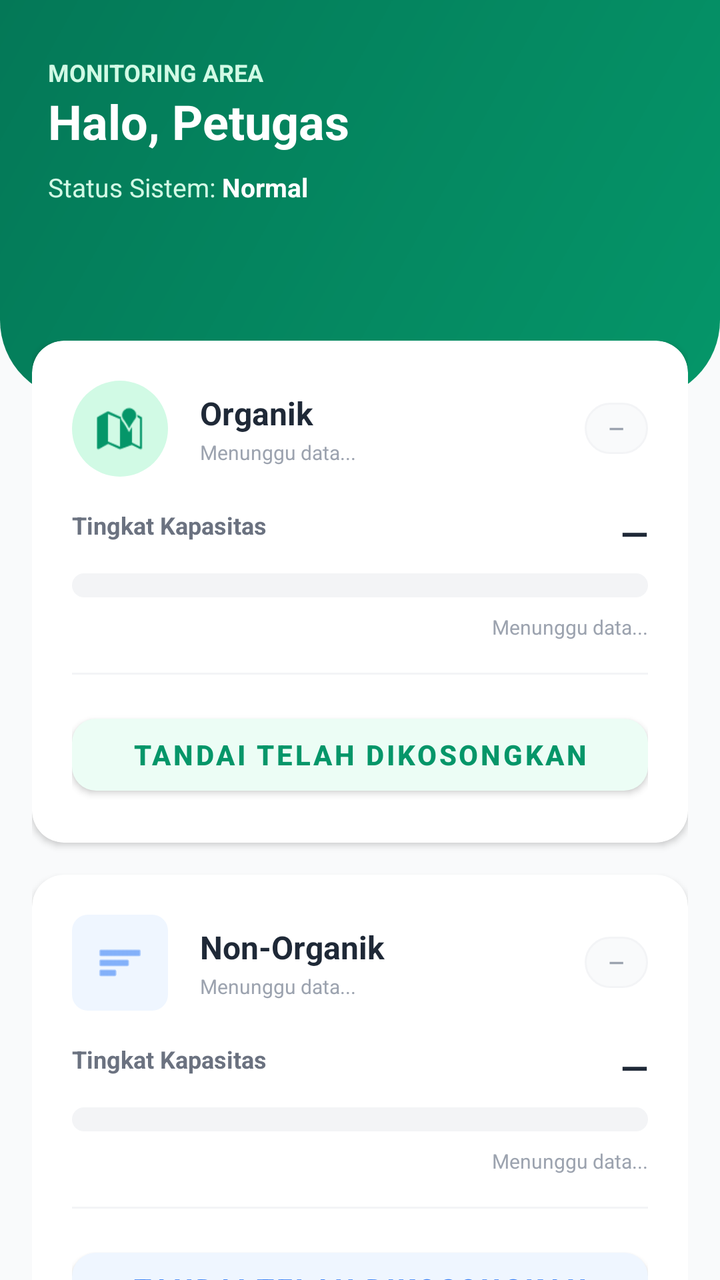
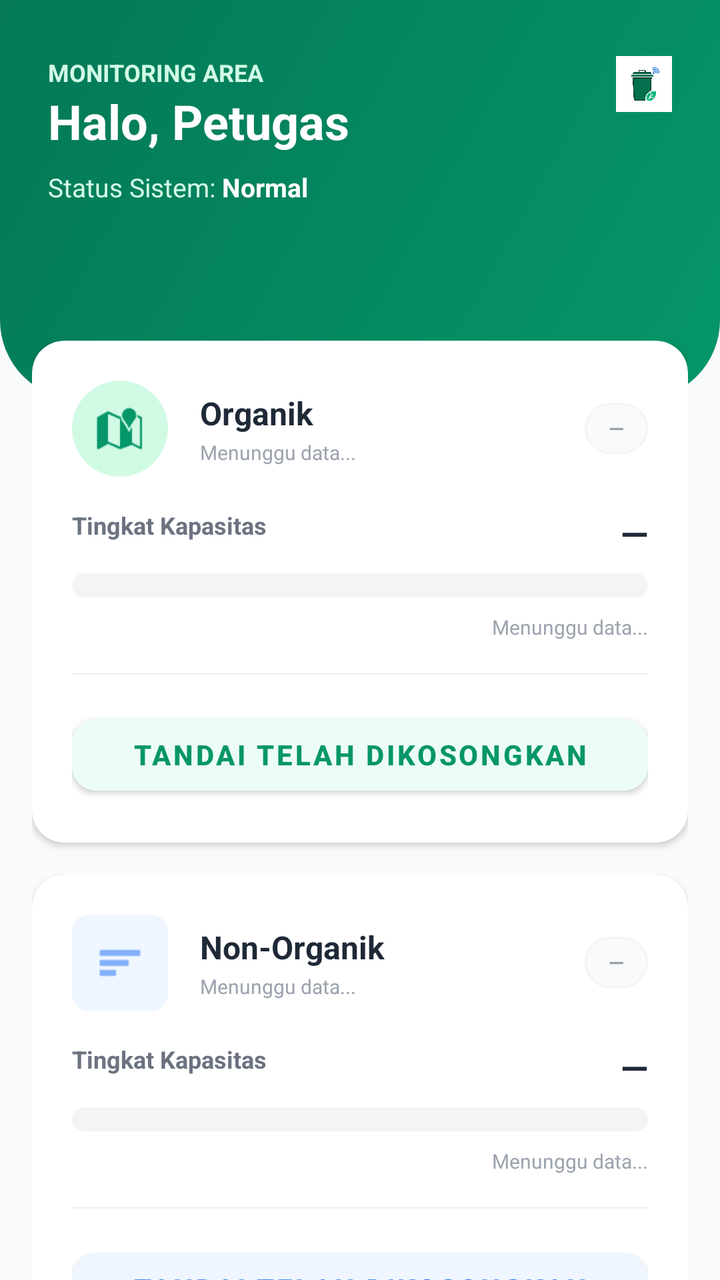

Screens rendered from an Android XML layout before and after an edit, with the pre-edit source and the edit as a unified diff.
<!-- AndroidManifest.xml: application theme Theme.CleanBanar -->
<!-- res/layout/fragment_petugas_dashboard.xml -->
<?xml version="1.0" encoding="utf-8"?>
<androidx.core.widget.NestedScrollView xmlns:android="http://schemas.android.com/apk/res/android"
    xmlns:app="http://schemas.android.com/apk/res-auto"
    xmlns:tools="http://schemas.android.com/tools"
    android:layout_width="match_parent"
    android:layout_height="match_parent"
    android:background="@color/gray_50"
    tools:context=".features.dashboard.PetugasDashboardFragment">

    <androidx.constraintlayout.widget.ConstraintLayout
        android:layout_width="match_parent"
        android:layout_height="wrap_content"
        android:paddingBottom="24dp">

        
        <FrameLayout
            android:id="@+id/headerBlock"
            android:layout_width="match_parent"
            android:layout_height="200dp"
            android:background="@drawable/header_gradient_bg"
            app:layout_constraintTop_toTopOf="parent" />

        <TextView
            android:id="@+id/tvOverviewTitle"
            android:layout_width="wrap_content"
            android:layout_height="wrap_content"
            android:text="MONITORING AREA"
            android:textColor="@color/emerald_100"
            android:textSize="12sp"
            android:textStyle="bold"
            android:layout_marginStart="24dp"
            android:layout_marginTop="28dp"
            app:layout_constraintStart_toStartOf="parent"
            app:layout_constraintTop_toTopOf="parent" />

        <TextView
            android:id="@+id/tvStaffTitle"
            android:layout_width="wrap_content"
            android:layout_height="wrap_content"
            android:text="Halo, Petugas"
            android:textColor="@color/white"
            android:textSize="24sp"
            android:textStyle="bold"
            app:layout_constraintStart_toStartOf="@id/tvOverviewTitle"
            app:layout_constraintTop_toBottomOf="@id/tvOverviewTitle" />

        <TextView
            android:id="@+id/tvStatusLabel"
            android:layout_width="wrap_content"
            android:layout_height="wrap_content"
            android:text="Status Sistem:"
            android:textColor="@color/emerald_100"
            android:textSize="13sp"
            android:layout_marginTop="8dp"
            app:layout_constraintStart_toStartOf="@id/tvStaffTitle"
            app:layout_constraintTop_toBottomOf="@id/tvStaffTitle" />

        <TextView
            android:id="@+id/tvStatus"
            android:layout_width="wrap_content"
            android:layout_height="wrap_content"
            android:text=" Normal"
            android:textColor="@color/white"
            android:textSize="13sp"
            android:textStyle="bold"
            app:layout_constraintStart_toEndOf="@id/tvStatusLabel"
            app:layout_constraintTop_toTopOf="@id/tvStatusLabel" />

        
        <LinearLayout
            android:id="@+id/contentContainer"
            android:layout_width="match_parent"
            android:layout_height="wrap_content"
            android:orientation="vertical"
            android:paddingHorizontal="16dp"
            android:layout_marginTop="-30dp"
            app:layout_constraintTop_toBottomOf="@id/headerBlock">

            
            <com.google.android.material.card.MaterialCardView
                android:layout_width="match_parent"
                android:layout_height="wrap_content"
                app:cardCornerRadius="16dp"
                app:cardElevation="2dp"
                android:layout_marginBottom="16dp"
                app:cardBackgroundColor="@color/white">
                <LinearLayout
                    android:layout_width="match_parent"
                    android:layout_height="wrap_content"
                    android:orientation="vertical"
                    android:padding="20dp">

                    <RelativeLayout
                        android:layout_width="match_parent"
                        android:layout_height="wrap_content"
                        android:layout_marginBottom="16dp">

                        <ImageView
                            android:id="@+id/icOrganik"
                            android:layout_width="48dp"
                            android:layout_height="48dp"
                            android:src="@android:drawable/ic_dialog_map"
                            android:background="@drawable/leaf_bg"
                            app:tint="@color/emerald_600"
                            android:padding="12dp"
                            android:layout_centerVertical="true"
                            android:contentDescription="Organik" />

                        <LinearLayout
                            android:layout_width="wrap_content"
                            android:layout_height="wrap_content"
                            android:orientation="vertical"
                            android:layout_toEndOf="@id/icOrganik"
                            android:layout_marginStart="16dp"
                            android:layout_centerVertical="true">
                            <TextView
                                android:layout_width="wrap_content"
                                android:layout_height="wrap_content"
                                android:text="Organik"
                                android:textStyle="bold"
                                android:textSize="16sp"
                                android:textColor="@color/gray_800" />
                            <TextView
                                android:id="@+id/tvOrganikUpdate"
                                android:layout_width="wrap_content"
                                android:layout_height="wrap_content"
                                android:text="Menunggu data..."
                                android:textSize="10sp"
                                android:textColor="@color/gray_400"
                                android:layout_marginTop="2dp" />
                        </LinearLayout>

                        <TextView
                            android:id="@+id/tvOrganikBadge"
                            android:layout_width="wrap_content"
                            android:layout_height="wrap_content"
                            android:text="—"
                            android:textSize="10sp"
                            android:textStyle="bold"
                            android:textColor="@color/gray_400"
                            android:background="@drawable/edit_text_bg"
                            android:paddingHorizontal="12dp"
                            android:paddingVertical="6dp"
                            android:layout_alignParentEnd="true"
                            android:layout_centerVertical="true" />
                    </RelativeLayout>

                    <RelativeLayout
                        android:layout_width="match_parent"
                        android:layout_height="wrap_content"
                        android:layout_marginBottom="8dp">
                        <TextView
                            android:layout_width="wrap_content"
                            android:layout_height="wrap_content"
                            android:text="Tingkat Kapasitas"
                            android:textStyle="bold"
                            android:textSize="12sp"
                            android:textColor="@color/gray_500" />
                        <TextView
                            android:id="@+id/tvOrganikPercent"
                            android:layout_width="wrap_content"
                            android:layout_height="wrap_content"
                            android:text="—"
                            android:textStyle="bold"
                            android:textSize="18sp"
                            android:textColor="@color/gray_800"
                            android:layout_alignParentEnd="true" />
                    </RelativeLayout>

                    <ProgressBar
                        android:id="@+id/progressOrganik"
                        android:layout_width="match_parent"
                        android:layout_height="12dp"
                        style="?android:attr/progressBarStyleHorizontal"
                        android:progress="0"
                        android:progressDrawable="@drawable/progress_bar_green"
                        android:layout_marginBottom="8dp"/>

                    <TextView
                        android:id="@+id/tvOrganikStatus"
                        android:layout_width="match_parent"
                        android:layout_height="wrap_content"
                        android:text="Menunggu data..."
                        android:textAlignment="viewEnd"
                        android:textSize="10sp"
                        android:textColor="@color/gray_400"
                        android:layout_marginBottom="16dp" />

                    <View
                        android:layout_width="match_parent"
                        android:layout_height="1dp"
                        android:background="@color/gray_100"
                        android:layout_marginBottom="16dp"/>

                    <com.google.android.material.button.MaterialButton
                        android:id="@+id/btnEmptyOrganik"
                        android:layout_width="match_parent"
                        android:layout_height="48dp"
                        android:text="Tandai Telah Dikosongkan"
                        android:textColor="@color/emerald_600"
                        android:textStyle="bold"
                        app:backgroundTint="@color/emerald_50"
                        app:elevation="0dp"
                        app:cornerRadius="12dp" />
                </LinearLayout>
            </com.google.android.material.card.MaterialCardView>

            
            <com.google.android.material.card.MaterialCardView
                android:layout_width="match_parent"
                android:layout_height="wrap_content"
                app:cardCornerRadius="16dp"
                app:cardElevation="2dp"
                app:cardBackgroundColor="@color/white">
                <LinearLayout
                    android:layout_width="match_parent"
                    android:layout_height="wrap_content"
                    android:orientation="vertical"
                    android:padding="20dp">

                    <RelativeLayout
                        android:layout_width="match_parent"
                        android:layout_height="wrap_content"
                        android:layout_marginBottom="16dp">

                        <ImageView
                            android:id="@+id/icNonOrganik"
                            android:layout_width="48dp"
                            android:layout_height="48dp"
                            android:src="@android:drawable/ic_menu_sort_by_size"
                            android:background="@drawable/badge_blue_bg"
                            app:tint="@color/secondary"
                            android:padding="12dp"
                            android:layout_centerVertical="true"
                            android:contentDescription="Non-Organik" />

                        <LinearLayout
                            android:layout_width="wrap_content"
                            android:layout_height="wrap_content"
                            android:orientation="vertical"
                            android:layout_toEndOf="@id/icNonOrganik"
                            android:layout_marginStart="16dp"
                            android:layout_centerVertical="true">
                            <TextView
                                android:layout_width="wrap_content"
                                android:layout_height="wrap_content"
                                android:text="Non-Organik"
                                android:textStyle="bold"
                                android:textSize="16sp"
                                android:textColor="@color/gray_800" />
                            <TextView
                                android:id="@+id/tvNonOrganikUpdate"
                                android:layout_width="wrap_content"
                                android:layout_height="wrap_content"
                                android:text="Menunggu data..."
                                android:textSize="10sp"
                                android:textColor="@color/gray_400"
                                android:layout_marginTop="2dp" />
                        </LinearLayout>

                        <TextView
                            android:id="@+id/tvNonOrganikBadge"
                            android:layout_width="wrap_content"
                            android:layout_height="wrap_content"
                            android:text="—"
                            android:textSize="10sp"
                            android:textStyle="bold"
                            android:textColor="@color/gray_400"
                            android:background="@drawable/edit_text_bg"
                            android:paddingHorizontal="12dp"
                            android:paddingVertical="6dp"
                            android:layout_alignParentEnd="true"
                            android:layout_centerVertical="true" />
                    </RelativeLayout>

                    <RelativeLayout
                        android:layout_width="match_parent"
                        android:layout_height="wrap_content"
                        android:layout_marginBottom="8dp">
                        <TextView
                            android:layout_width="wrap_content"
                            android:layout_height="wrap_content"
                            android:text="Tingkat Kapasitas"
                            android:textStyle="bold"
                            android:textSize="12sp"
                            android:textColor="@color/gray_500" />
                        <TextView
                            android:id="@+id/tvNonOrganikPercent"
                            android:layout_width="wrap_content"
                            android:layout_height="wrap_content"
                            android:text="—"
                            android:textStyle="bold"
                            android:textSize="18sp"
                            android:textColor="@color/gray_800"
                            android:layout_alignParentEnd="true" />
                    </RelativeLayout>

                    <ProgressBar
                        android:id="@+id/progressNonOrganik"
                        android:layout_width="match_parent"
                        android:layout_height="12dp"
                        style="?android:attr/progressBarStyleHorizontal"
                        android:progress="0"
                        android:progressDrawable="@drawable/progress_bar_amber"
                        android:layout_marginBottom="8dp"/>

                    <TextView
                        android:id="@+id/tvNonOrganikStatus"
                        android:layout_width="match_parent"
                        android:layout_height="wrap_content"
                        android:text="Menunggu data..."
                        android:textAlignment="viewEnd"
                        android:textSize="10sp"
                        android:textColor="@color/gray_400"
                        android:layout_marginBottom="16dp" />

                    <View
                        android:layout_width="match_parent"
                        android:layout_height="1dp"
                        android:background="@color/gray_100"
                        android:layout_marginBottom="16dp"/>

                    <com.google.android.material.button.MaterialButton
                        android:id="@+id/btnEmptyNonOrganik"
                        android:layout_width="match_parent"
                        android:layout_height="48dp"
                        android:text="Tandai Telah Dikosongkan"
                        android:textColor="@color/secondary"
                        android:textStyle="bold"
                        app:backgroundTint="@color/blue_50"
                        app:elevation="0dp"
                        app:cornerRadius="12dp" />
                </LinearLayout>
            </com.google.android.material.card.MaterialCardView>
        </LinearLayout>
    </androidx.constraintlayout.widget.ConstraintLayout>
</androidx.core.widget.NestedScrollView>
<!-- resources referenced by this layout -->
<resources>
  <color name="blue_50">#eff6ff</color>
  <color name="emerald_100">#d1fae5</color>
  <color name="emerald_50">#ecfdf5</color>
  <color name="emerald_600">#059669</color>
  <color name="gray_100">#f3f4f6</color>
  <color name="gray_400">#9ca3af</color>
  <color name="gray_50">#f9fafb</color>
  <color name="gray_500">#6b7280</color>
  <color name="gray_800">#1f2937</color>
  <color name="secondary">#3b82f6</color>
  <color name="white">#ffffff</color>
  <!-- drawable badge_blue_bg (drawable) -->
  <?xml version="1.0" encoding="utf-8"?>
  <shape xmlns:android="http://schemas.android.com/apk/res/android">
      <solid android:color="@color/blue_50"/>
      <corners android:radius="8dp"/>
  </shape>
  <!-- drawable edit_text_bg (drawable) -->
  ﻿<?xml version="1.0" encoding="utf-8"?>
  <shape xmlns:android="http://schemas.android.com/apk/res/android">
      <solid android:color="@color/gray_50" />
      <stroke android:width="1dp" android:color="@color/gray_100" />
      <corners android:radius="16dp" />
  </shape>
  <!-- drawable header_gradient_bg (drawable) -->
  <?xml version="1.0" encoding="utf-8"?>
  <shape xmlns:android="http://schemas.android.com/apk/res/android">
      <gradient
          android:startColor="@color/primary"
          android:endColor="@color/emerald_700"
          android:type="linear"
          android:angle="135"/>
      <corners
          android:bottomLeftRadius="40dp"
          android:bottomRightRadius="40dp"/>
  </shape>
  <!-- drawable leaf_bg (drawable) -->
  ﻿<?xml version="1.0" encoding="utf-8"?>
  <shape xmlns:android="http://schemas.android.com/apk/res/android"
      android:shape="rectangle">
      <solid android:color="@color/emerald_100" />
      <corners android:radius="24dp" />
  </shape>
  <!-- drawable progress_bar_amber (drawable) -->
  <?xml version="1.0" encoding="utf-8"?>
  <layer-list xmlns:android="http://schemas.android.com/apk/res/android">
      <item android:id="@android:id/background">
          <shape android:shape="rectangle">
              <solid android:color="@color/gray_100"/>
              <corners android:radius="8dp"/>
          </shape>
      </item>
      <item android:id="@android:id/progress">
          <clip>
              <shape android:shape="rectangle">
                  <solid android:color="@color/amber_600"/>
                  <corners android:radius="8dp"/>
              </shape>
          </clip>
      </item>
  </layer-list>
  <!-- drawable progress_bar_green (drawable) -->
  <?xml version="1.0" encoding="utf-8"?>
  <layer-list xmlns:android="http://schemas.android.com/apk/res/android">
      <item android:id="@android:id/background">
          <shape android:shape="rectangle">
              <solid android:color="@color/gray_100"/>
              <corners android:radius="8dp"/>
          </shape>
      </item>
      <item android:id="@android:id/progress">
          <clip>
              <shape android:shape="rectangle">
                  <solid android:color="@color/emerald_600"/>
                  <corners android:radius="8dp"/>
              </shape>
          </clip>
      </item>
  </layer-list>
  <style name="Theme.CleanBanar" parent="Theme.MaterialComponents.Light.DarkActionBar">
          <item name="colorPrimary">@color/primary</item>
          <item name="colorPrimaryVariant">@color/primary_dark</item>
          <item name="colorOnPrimary">@color/white</item>
          <item name="colorSecondary">@color/secondary</item>
      </style>
  <color name="primary">#059669</color>
  <color name="emerald_700">#047857</color>
  <color name="amber_600">#d97706</color>
  <color name="primary_dark">#047857</color>
</resources>

<!-- the commit's change to res/layout/fragment_petugas_dashboard.xml (unified diff, before → after) -->
@@ -19,6 +19,18 @@
             android:layout_height="200dp"
             android:background="@drawable/header_gradient_bg"
             app:layout_constraintTop_toTopOf="parent" />
+
+        <ImageView
+            android:id="@+id/ivLogoStaff"
+            android:layout_width="28dp"
+            android:layout_height="28dp"
+            android:src="@drawable/ic_logo_cleanbanar"
+            android:scaleType="fitCenter"
+            android:layout_marginTop="28dp"
+            android:layout_marginEnd="24dp"
+            app:layout_constraintEnd_toEndOf="parent"
+            app:layout_constraintTop_toTopOf="parent"
+            android:contentDescription="CleanBanar" />
 
         <TextView
             android:id="@+id/tvOverviewTitle"
<!-- resource entries referenced after the edit -->
@@ -36,6 +36,7 @@
           android:bottomLeftRadius="40dp"
           android:bottomRightRadius="40dp"/>
   </shape>
+  <!-- drawable ic_logo_cleanbanar: png bitmap (drawable, 216284 bytes) -->
   <!-- drawable leaf_bg (drawable) -->
   ﻿<?xml version="1.0" encoding="utf-8"?>
   <shape xmlns:android="http://schemas.android.com/apk/res/android"
